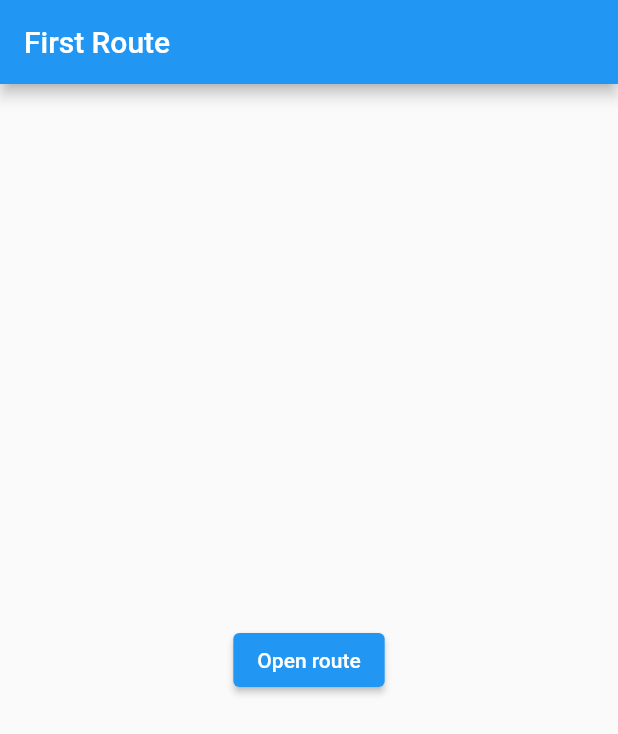
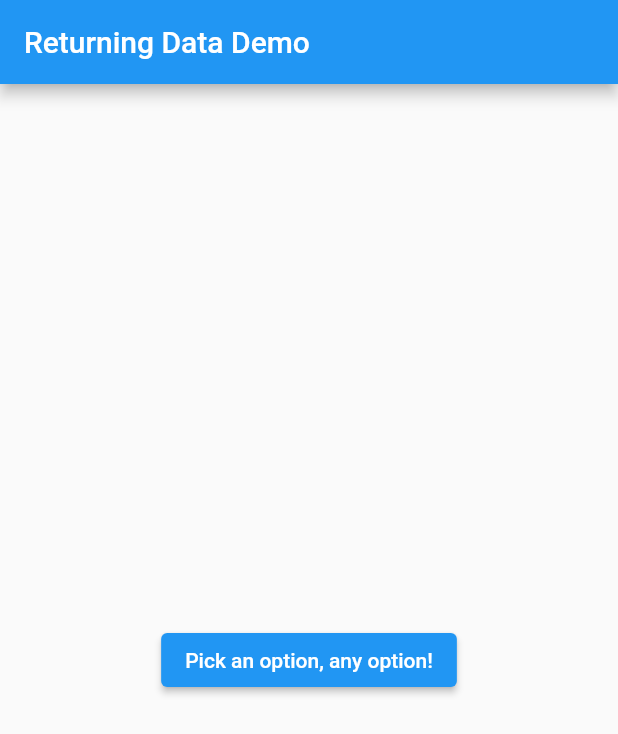
Before and after one commit to aliefhafids/navigation_flutter, a Flutter app: the screen it shows after launch, on a phone screen of 412 x 824 dp. Shown: the top 734 px of the screen. Run offline on Flutter 3.47's test engine with Material 2 defaults, Android fonts, the phone set to English and light mode, and no system bars.

Commit message:
Kode Program Pertama

```diff
--- a/lib/app.dart
+++ b/lib/app.dart
@@ -12,7 +12,7 @@ class App extends StatelessWidget {
     return const MaterialApp(
       debugShowCheckedModeBanner: false,
       title: 'Navigation',
-      home: FirstRoute(),
+      home: HomeScreen(),
     );
   }
 }
--- /dev/null
+++ b/lib/screens/navigate_return_data_screen.dart
@@ -0,0 +1,86 @@
+import 'package:flutter/material.dart';
+
+class HomeScreen extends StatelessWidget {
+  const HomeScreen({
+    Key ? key
+  }): super(key: key);
+
+  @override
+  Widget build(BuildContext context) {
+    return Scaffold(
+      appBar: AppBar(
+        title: const Text('Returning Data Demo'),
+      ),
+      body: const Center(
+        child: SelectionButton(),
+      ),
+    );
+  }
+}
+class SelectionButton extends StatelessWidget {
+  const SelectionButton({
+    Key ? key
+  }): super(key: key);
+
+  @override
+  Widget build(BuildContext context) {
+    return ElevatedButton(
+      onPressed: () {
+        _navigateAndDisplaySelection(context);
+      },
+      child: const Text('Pick an option, any option!'),
+    );
+  }
+
+  // ------------- show snackbar -----------
+  void _navigateAndDisplaySelection(BuildContext context) async {
+    final result = await Navigator.push(
+      context,
+      MaterialPageRoute(builder: (context) =>
+        const SelectionScreen()),
+    );
+    ScaffoldMessenger.of(context)..removeCurrentSnackBar()..showSnackBar(SnackBar(content: Text('$result')));
+  }
+}
+
+class SelectionScreen extends StatelessWidget {
+  const SelectionScreen({
+    Key ? key
+  }): super(key: key);
+
+  @override
+  Widget build(BuildContext context) {
+    return Scaffold(
+      appBar: AppBar(
+        title: const Text('Pick an option'),
+      ),
+      body: Center(
+        child: Column(
+          mainAxisAlignment: MainAxisAlignment.center,
+          children: < Widget > [
+            Padding(
+              padding: const EdgeInsets.all(8.0),
+                child: ElevatedButton(
+                  onPressed: () {
+                    // Close the screen and return "Yep!" as the result.
+                    Navigator.pop(context, 'Yep!');
+                  },
+                  child: const Text('Yep!'),
+                ),
+            ),
+            Padding(
+              padding: const EdgeInsets.all(8.0),
+                child: ElevatedButton(
+                  onPressed: () {
+                    // Close the screen and return "Nope." as the result.
+                    Navigator.pop(context, 'Nope.');
+                  },
+                  child: const Text('Nope.'),
+                ),
+            )
+          ],
+        ),
+      ),
+    );
+  }
+}
--- a/lib/screens/screens.dart
+++ b/lib/screens/screens.dart
@@ -1,2 +1,3 @@
 export 'animate_widget_screen.dart';
 export 'navigate_new_screen.dart';
+export 'navigate_return_data_screen.dart';
```
